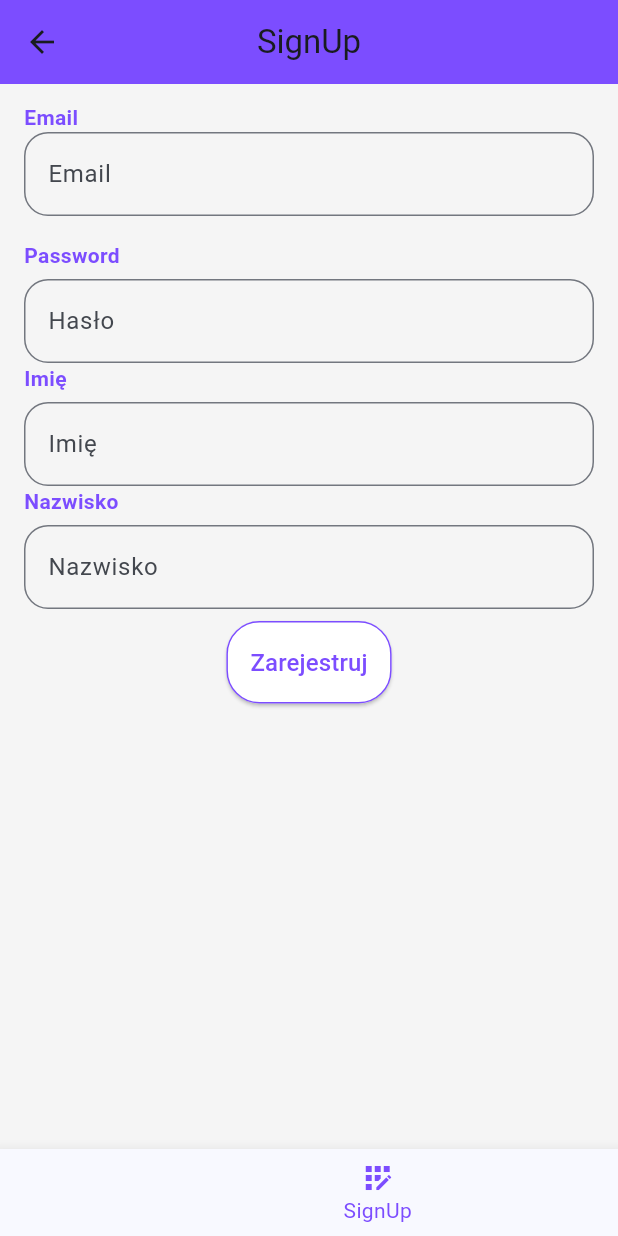
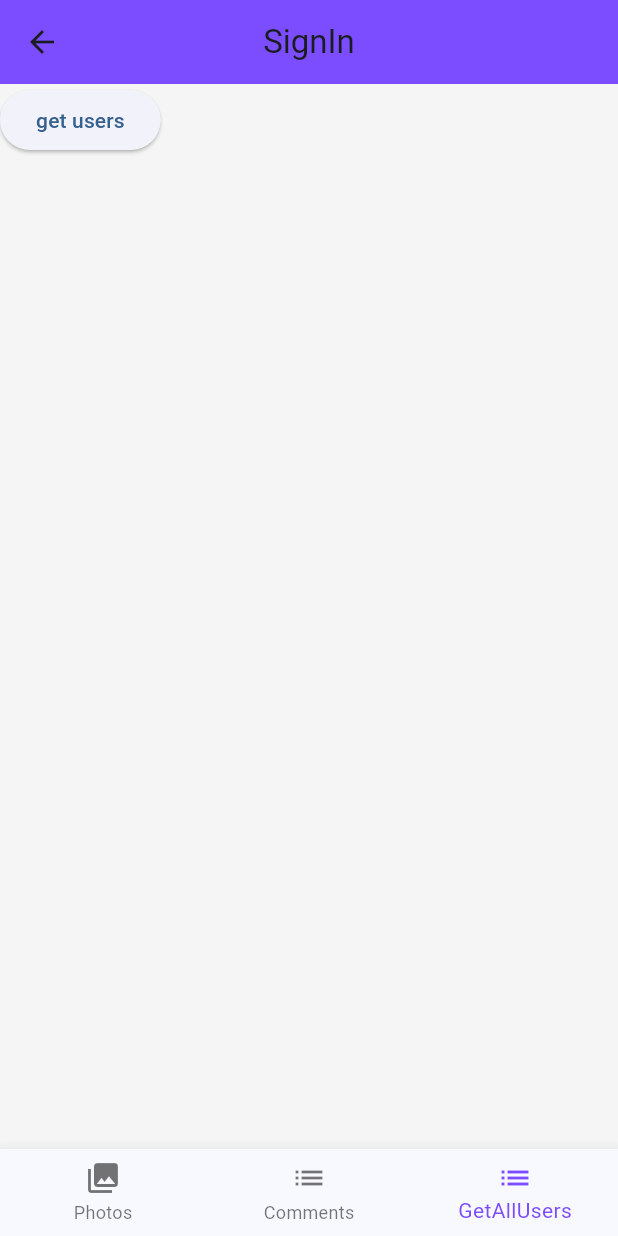
Before and after one commit to mmcib/moboom_app, a Flutter app: the HomePage screen opened by its route, item 3 of the bottom bar chosen, on a phone screen of 412 x 824 dp. Run offline on Flutter 3.47's test engine with Material 3 defaults, Android fonts, the phone set to English and light mode, and no system bars; our stand-ins replace bloc, cached_network_image, dartz, dio, drift, equatable and 6 more; accounts and stored records are empty; generated files the repository leaves out were written again; network calls fail.

Commit message:
:sparkles: Sign in and Sign up - implemented

```diff
--- a/lib/app/app.dart
+++ b/lib/app/app.dart
@@ -30,7 +30,7 @@ class App extends StatelessWidget {
           title: appName,
           theme: getAppTheme(context),
           darkTheme: getAppTheme(context),
-          initialRoute: '/',
+          initialRoute: '/initialPage',
           onGenerateRoute: (settings) => router(settings),
         );
       },
--- a/lib/app/router.dart
+++ b/lib/app/router.dart
@@ -1,17 +1,35 @@
 import 'package:flutter/material.dart';
+import 'package:moboom_app/features/auth/presentation/pages/initial_page.dart';
+import 'package:moboom_app/features/auth/presentation/pages/sign_in_page.dart';
+import 'package:moboom_app/features/auth/presentation/pages/sign_up_page.dart';
 import 'package:moboom_app/features/home/presentation/pages/home_page.dart';
 
 class Routes {
+  static const kInitialPage = '/initialPage';
   static const kHomePage = '/';
+  static const kSignInPage = '/signIn';
+  static const kSignUpPage = '/signUp';
 }
 
 // This router can be extended to have more routes in the future
 // or just replace it with some library like go_router or auto_route
 Route<dynamic> router(RouteSettings settings) {
   switch (settings.name) {
-    case Routes.kHomePage:
+    case Routes.kInitialPage:
+      return MaterialPageRoute(
+        builder: (context) => const InitialPage(),
+      );
+      case Routes.kHomePage:
       return MaterialPageRoute(
         builder: (context) => const HomePage(),
+      );
+    case Routes.kSignInPage:
+      return MaterialPageRoute(
+        builder: (context) => const SignInPage(),
+      );
+    case Routes.kSignUpPage:
+      return MaterialPageRoute(
+        builder: (context) => const SignUpPage(),
       );
     default:
       return MaterialPageRoute(
--- a/lib/features/auth/domain/repositories/user_repository.dart
+++ b/lib/features/auth/domain/repositories/user_repository.dart
@@ -3,7 +3,10 @@ import 'package:moboom_app/core/error/failures.dart';
 import 'package:moboom_app/features/auth/data/models/user_model.dart';
 
 abstract class UserRepository {
-  // Future<Either<Failure, UserModel>> getUser();
+  Future<Either<Failure, UserModel>> getUser({
+    required String email,
+    required String password,
+  });
 
   Future<Either<Failure, int>> addUser(UserModel user);
 
--- /dev/null
+++ b/lib/features/auth/presentation/cubit/getAllUsers/get_all_users_cubit.dart
@@ -0,0 +1,26 @@
+import 'package:bloc/bloc.dart';
+import 'package:moboom_app/core/presentation/bloc/get_data_state.dart';
+import 'package:moboom_app/core/usecases/usecases.dart';
+import 'package:moboom_app/features/auth/data/models/user_model.dart';
+import 'package:moboom_app/features/auth/domain/usecases/get_all_local_users.dart';
+
+class GetAllUsersCubit extends Cubit<GetDataState<List<UserModel>>> {
+  GetAllUsersCubit(this._getAllLocalUsersUseCase)
+      : super(const GetDataState.initial());
+
+  final GetAllLocalUsersUseCase _getAllLocalUsersUseCase;
+
+  Future<void> getUsers() async {
+    emit(const GetDataState.inProgress());
+    final result = await _getAllLocalUsersUseCase.execute(
+      NoParams(),
+    );
+    result.fold(
+      (l) => emit(GetDataState.failure(l)),
+      (r) {
+        print('GetAllUsersCubit: ${r}');
+        return emit(GetDataState.success(r));
+      },
+    );
+  }
+}
--- a/lib/features/auth/presentation/cubit/signIn/sign_in_state.dart
+++ b/lib/features/auth/presentation/cubit/signIn/sign_in_state.dart
@@ -10,7 +10,9 @@ class SignInState with _$SignInState {
 
   const factory SignInState.inProgress() = _InProgress;
 
-  const factory SignInState.signedIn(List<UserModel> users) = _SignedIn;
+  const factory SignInState.authorized(UserModel user) = _Authorized;
+
+  const factory SignInState.unauthorized() = _Unauthorized;
 
   const factory SignInState.failure(Failure failure) = _Failure;
 }
--- /dev/null
+++ b/lib/features/auth/presentation/pages/get_all_users.dart
@@ -0,0 +1,80 @@
+import 'package:flutter/material.dart';
+import 'package:flutter_bloc/flutter_bloc.dart';
+import 'package:moboom_app/core/dependency_injection/domain/dependencies_container.dart';
+import 'package:moboom_app/core/presentation/bloc/get_data_state.dart';
+import 'package:moboom_app/features/auth/data/models/user_model.dart';
+import 'package:moboom_app/features/auth/presentation/cubit/getAllUsers/get_all_users_cubit.dart';
+import 'package:moboom_app/features/common/presentation/components/failure_view.dart';
+import 'package:moboom_app/features/common/presentation/components/progress_view.dart';
+import 'package:moboom_app/generated/l10n.dart';
+
+class GetAllUsersPage extends StatelessWidget {
+  const GetAllUsersPage({super.key});
+
+  @override
+  Widget build(BuildContext context) {
+    return BlocProvider.value(
+      value: getIt<GetAllUsersCubit>(),
+      child: Builder(builder: _buildBody),
+    );
+  }
+
+  Widget _buildBody(BuildContext context) {
+    return Scaffold(
+      backgroundColor: Color(0xFFF5F5F5),
+      appBar: AppBar(
+        // title: Text(S.of(context).comments.capitalize()),
+        title: Text('SignIn'),
+        centerTitle: true,
+      ),
+      body: SafeArea(
+        child: Column(
+          children: [
+            ElevatedButton(
+              onPressed: () {
+                // context.read<AddUserCubit>().addUser('id3', 'email3', 'password3', 'firstName3', 'lastName3');
+                context.read<GetAllUsersCubit>().getUsers();
+              },
+              child: const Text(
+                'get users',
+              ),
+            ),
+
+            BlocBuilder<GetAllUsersCubit, GetDataState<List<UserModel>>>(
+              builder: (context, GetDataState<List<UserModel>> state) {
+                return state.maybeWhen(
+                  success: (List<UserModel> users) {
+                    if (users.isNotEmpty) {
+                      return ListView.builder(
+                        shrinkWrap: true,
+                        itemCount: users.length,
+                        padding: const EdgeInsets.all(12),
+                        itemBuilder: (BuildContext context, int index) {
+                          return Column(
+                            children: [
+                              Text('${users[index].id}'),
+                              Text('${users[index].email}'),
+                              Text('${users[index].password}'),
+                              Text('${users[index].firstName}'),
+                              Text('${users[index].lastName}'),
+                              Text(''),
+                            ],
+                          );
+                        },
+                      );
+                    }
+
+                    return Center(child: Text('S.of(context).localQuotesNotFound'));
+                  },
+                  inProgress: () => const ProgressView(),
+                  failure: (failure) => FailureView(failure: failure),
+                  orElse: () => const SizedBox.shrink(),
+                );
+              },
+            ),
+          ],
+        ),
+      ),
+    );
+  }
+}
--- a/lib/features/auth/presentation/pages/sign_up_page.dart
+++ b/lib/features/auth/presentation/pages/sign_up_page.dart
@@ -1,13 +1,13 @@
 import 'package:flutter/material.dart';
 import 'package:flutter_bloc/flutter_bloc.dart';
+import 'package:flutter_screenutil/flutter_screenutil.dart';
 import 'package:moboom_app/core/dependency_injection/domain/dependencies_container.dart';
+import 'package:moboom_app/core/presentation/components/button_component.dart';
 import 'package:moboom_app/features/auth/presentation/components/user_text_field.dart';
 import 'package:moboom_app/features/auth/presentation/cubit/signUp/add_user_cubit.dart';
 import 'package:uuid/uuid.dart';
 
-
 final GlobalKey<FormState> _formKey = GlobalKey();
-
 
 class SignUpPage extends StatefulWidget {
   const SignUpPage({super.key});
@@ -17,10 +17,14 @@ class SignUpPage extends StatefulWidget {
 }
 
 class _SignUpPageState extends State<SignUpPage> {
-  final TextEditingController _emailTextController = TextEditingController(text: '');
-  final TextEditingController _passwordTextController = TextEditingController(text: '');
-  final TextEditingController _firstNameTextController = TextEditingController(text: '');
-  final TextEditingController _lastNameTextController = TextEditingController(text: '');
+  final TextEditingController _emailTextController =
+      TextEditingController(text: '');
+  final TextEditingController _passwordTextController =
+      TextEditingController(text: '');
+  final TextEditingController _firstNameTextController =
+      TextEditingController(text: '');
+  final TextEditingController _lastNameTextController =
+      TextEditingController(text: '');
 
   @override
   Widget build(BuildContext context) {
@@ -39,20 +43,18 @@ class _SignUpPageState extends State<SignUpPage> {
         centerTitle: true,
       ),
       body: SafeArea(
-        child:
-        SingleChildScrollView(
+        child: SingleChildScrollView(
           child: Column(
             children: [
-              const SizedBox(height: 12),
+              SizedBox(height: 12.h),
               Padding(
-                padding: const EdgeInsets.symmetric(horizontal: 16),
+                padding: EdgeInsets.symmetric(horizontal: 16.r),
                 child: Form(
                   key: _formKey,
                   child: Column(
                     crossAxisAlignment: CrossAxisAlignment.start,
                     children: <Widget>[
                       _buildLabel('Email'),
-
                       UserTextField(
                         controller: _emailTextController,
                         validator: (value) {
@@ -65,9 +67,9 @@ class _SignUpPageState extends State<SignUpPage> {
                         maxLines: null,
                         hintText: 'Email',
                       ),
-                      const SizedBox(height: 16),
+                      SizedBox(height: 16.h),
                       _buildLabel('Password'),
-                      const SizedBox(height: 6),
+                      SizedBox(height: 6.h),
                       UserTextField(
                         controller: _passwordTextController,
                         validator: (value) {
@@ -81,7 +83,7 @@ class _SignUpPageState extends State<SignUpPage> {
                         hintText: 'Hasło',
                       ),
                       _buildLabel('Imię'),
-                      const SizedBox(height: 6),
+                      SizedBox(height: 6.h),
                       UserTextField(
                         controller: _firstNameTextController,
                         validator: (value) {
@@ -95,7 +97,7 @@ class _SignUpPageState extends State<SignUpPage> {
                         hintText: 'Imię',
                       ),
                       _buildLabel('Nazwisko'),
-                      const SizedBox(height: 6),
+                      SizedBox(height: 6.h),
                       UserTextField(
                         controller: _lastNameTextController,
                         validator: (value) {
@@ -112,22 +114,11 @@ class _SignUpPageState extends State<SignUpPage> {
                   ),
                 ),
               ),
-              const SizedBox(height: 8),
+              SizedBox(height: 8.h),
               _buildAddNewUserButton(context),
             ],
           ),
         ),
-
-        // ElevatedButton(
-        //   onPressed: () {
-        //     context.read<AddUserCubit>().addUser('id3', 'email3', 'password3', 'firstName3', 'lastName3');
-        //   },
-        //   child: const Text(
-        //     'add user',
-        //   ),
-        // ),
-
-
       ),
     );
   }
@@ -143,25 +134,11 @@ class _SignUpPageState extends State<SignUpPage> {
   }
 
   Widget _buildAddNewUserButton(BuildContext context) {
-    return ElevatedButton(
-      child: Text(
-        'Zarejestruj',
-        style: TextStyle(color: Colors.deepPurpleAccent, fontSize: 16),
-      ),
-      style: ButtonStyle(
-        padding: MaterialStateProperty.all(
-          const EdgeInsets.all(16),
-        ),
-        backgroundColor: MaterialStateProperty.all<Color>(Colors.white),
-        shape: MaterialStateProperty.all<RoundedRectangleBorder>(
-          RoundedRectangleBorder(
-            borderRadius: BorderRadius.circular(22),
-            side: BorderSide(color: Colors.deepPurpleAccent),
-          ),
-        ),
-      ),
+    return SimpleButton(
+        text: 'Zarejestruj',
         onPressed: () async {
-        if (_formKey.currentState != null && _formKey.currentState!.validate()) {
+          if (_formKey.currentState != null &&
+              _formKey.currentState!.validate()) {
             await context.read<AddUserCubit>().addUser(
                   const Uuid().v4(),
                   _emailTextController.text,
@@ -169,10 +146,7 @@ class _SignUpPageState extends State<SignUpPage> {
                   _firstNameTextController.text,
                   _lastNameTextController.text,
                 );
-
-          // Navigator.pop(context);
           }
-      },
-    );
+        });
   }
 }
--- a/lib/features/home/presentation/pages/home_page.dart
+++ b/lib/features/home/presentation/pages/home_page.dart
@@ -1,7 +1,6 @@
 import 'package:flutter/material.dart';
 import 'package:moboom_app/core/extensions/string_extensions.dart';
-import 'package:moboom_app/features/auth/presentation/pages/sign_in_page.dart';
-import 'package:moboom_app/features/auth/presentation/pages/sign_up_page.dart';
+import 'package:moboom_app/features/auth/presentation/pages/get_all_users.dart';
 import 'package:moboom_app/features/comments/presentation/pages/comments_page.dart';
 import 'package:moboom_app/features/photos/presentation/pages/photos_page.dart';
 import 'package:moboom_app/generated/l10n.dart';
@@ -19,8 +18,7 @@ class _HomePageState extends State<HomePage> {
   final List<Widget> _tabOptions = [
     PhotosPage(),
     CommentsPage(),
-    SignUpPage(),
-    SignInPage(),
+    GetAllUsersPage(),
   ];
 
   void _onItemTapped(int index) {
@@ -44,12 +42,8 @@ class _HomePageState extends State<HomePage> {
             label: S.of(context).comments.capitalize(),
           ),
           BottomNavigationBarItem(
-            icon: Icon(Icons.app_registration),
-            label: 'SignUp',
-          ),
-          BottomNavigationBarItem(
-            icon: Icon(Icons.login),
-            label: 'SignIn',
+            icon: Icon(Icons.list),
+            label: 'GetAllUsers',
           ),
         ],
         currentIndex: _selectedIndex,
```
Also changed, not shown: lib/core/data/database/moboom_database.dart (+7 -2 lines), lib/core/error/failures.dart (+9 -0 lines), lib/core/presentation/components/button_component.dart (added, +40 -0 lines), lib/core/util/snack_bar_util.dart (added, +39 -0 lines), lib/features/auth/data/dataproviders/user_db.dart (+5 -5 lines), lib/features/auth/data/repositories/user_repository_impl.dart (+19 -27 lines), lib/features/auth/dependencies.dart (+4 -13 lines), lib/features/auth/domain/usecases/get_user_use_case.dart (added, +20 -0 lines), lib/features/auth/presentation/cubit/signIn/sign_in_cubit.dart (+14 -24 lines), lib/features/auth/presentation/pages/initial_page.dart (added, +43 -0 lines), lib/features/auth/presentation/pages/sign_in_page.dart (+94 -36 lines), lib/features/auth/presentation/cubit/signIn/sign_in_state.freezed.dart. Lines whose indentation alone changed are shown as unchanged.
